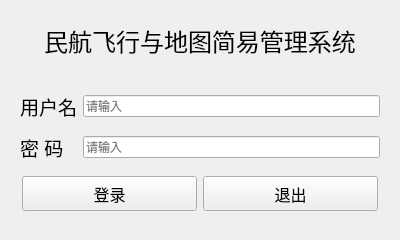
Sunbotao-1/Plane, file page_login.ui: the form before one commit.
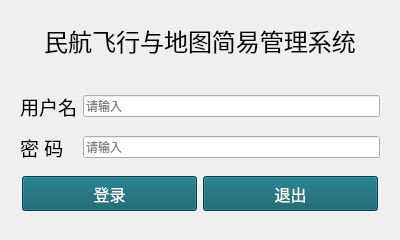
The form after the commit. Icons and pictures are not drawn.

Diff of the .ui file:
```diff
--- a/page_login.ui
+++ b/page_login.ui
@@ -37,7 +37,7 @@
    <item row="1" column="0">
     <widget class="QWidget" name="widget_2" native="true">
      <layout class="QGridLayout" name="gridLayout_2">
-      <item row="1" column="0">
+      <item row="1" column="0" alignment="Qt::AlignmentFlag::AlignLeft">
        <widget class="QLabel" name="label_2">
         <property name="text">
          <string>&lt;html&gt;&lt;head/&gt;&lt;body&gt;&lt;p&gt;&lt;span style=&quot; font-size:14pt;&quot;&gt;密       码&lt;/span&gt;&lt;/p&gt;&lt;/body&gt;&lt;/html&gt;</string>
@@ -114,6 +114,10 @@
              <pointsize>12</pointsize>
             </font>
            </property>
+           <property name="styleSheet">
+            <string notr="true">color: rgb(255, 255, 255);
+background-color: rgb(7, 90, 103);</string>
+           </property>
            <property name="text">
             <string>登录</string>
            </property>
@@ -132,6 +136,10 @@
              <pointsize>12</pointsize>
             </font>
            </property>
+           <property name="styleSheet">
+            <string notr="true">color: rgb(255, 255, 255);
+background-color: rgb(7, 90, 103);</string>
+           </property>
            <property name="text">
             <string>退出</string>
            </property>
```
